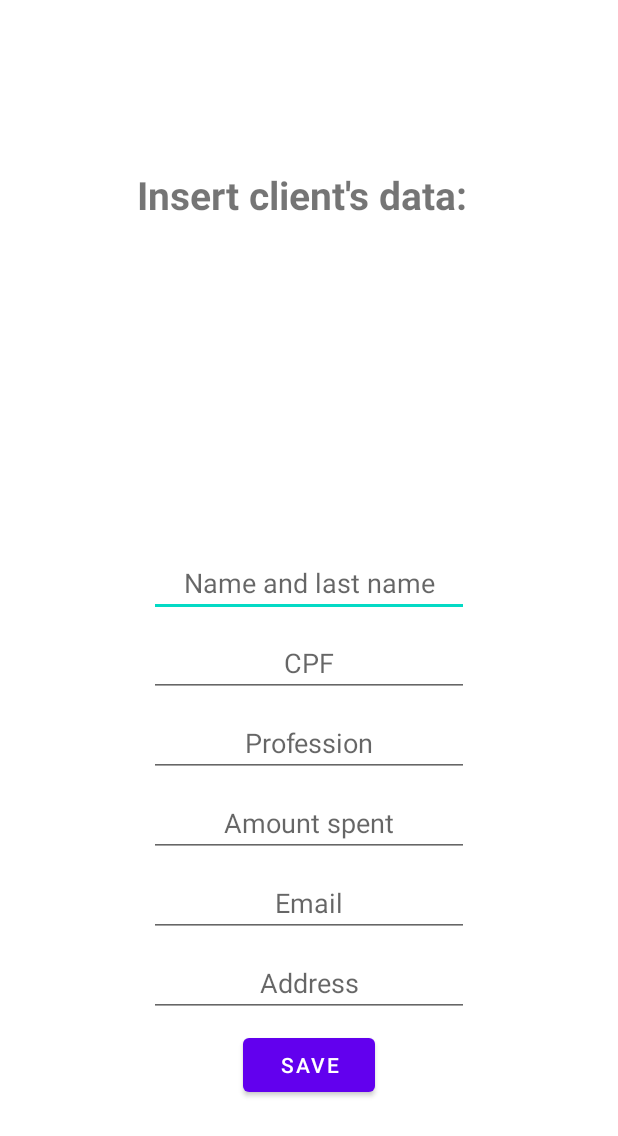
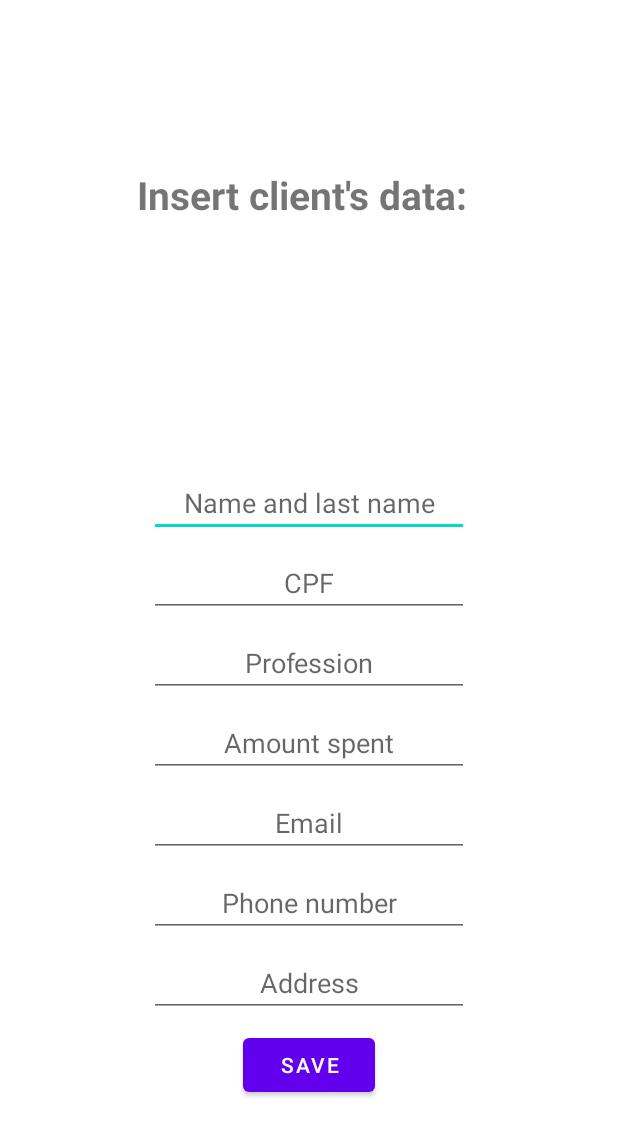
Before and after one commit to llucasft/costumerscontrol, an Android app: the layout activity_register_costumer_form.xml on its own in the app's theme, with its tools: preview values and no code run, on a phone screen of 412 x 824 dp. Shown: the top 1136 px of the screen. Run offline under Robolectric (Android 15) with nearby library versions, the phone set to English and light mode, and no system bars.

Commit message:
Added phone number

```diff
--- a/app/src/main/res/layout/activity_register_costumer_form.xml
+++ b/app/src/main/res/layout/activity_register_costumer_form.xml
@@ -91,6 +91,19 @@
             android:inputType="textEmailAddress"
             app:layout_constraintEnd_toEndOf="parent"
             app:layout_constraintStart_toStartOf="parent"
+            app:layout_constraintBottom_toTopOf="@id/etCostumerRegisterPhoneNumber" />
+
+        <EditText
+            android:id="@+id/etCostumerRegisterPhoneNumber"
+            android:layout_width="wrap_content"
+            android:layout_height="wrap_content"
+            android:layout_marginBottom="8dp"
+            android:ems="10"
+            android:hint="Phone number"
+            android:textAlignment="center"
+            android:inputType="number"
+            app:layout_constraintEnd_toEndOf="parent"
+            app:layout_constraintStart_toStartOf="parent"
             app:layout_constraintBottom_toTopOf="@id/etCostumerRegisterAddress" />
 
         <EditText
```
